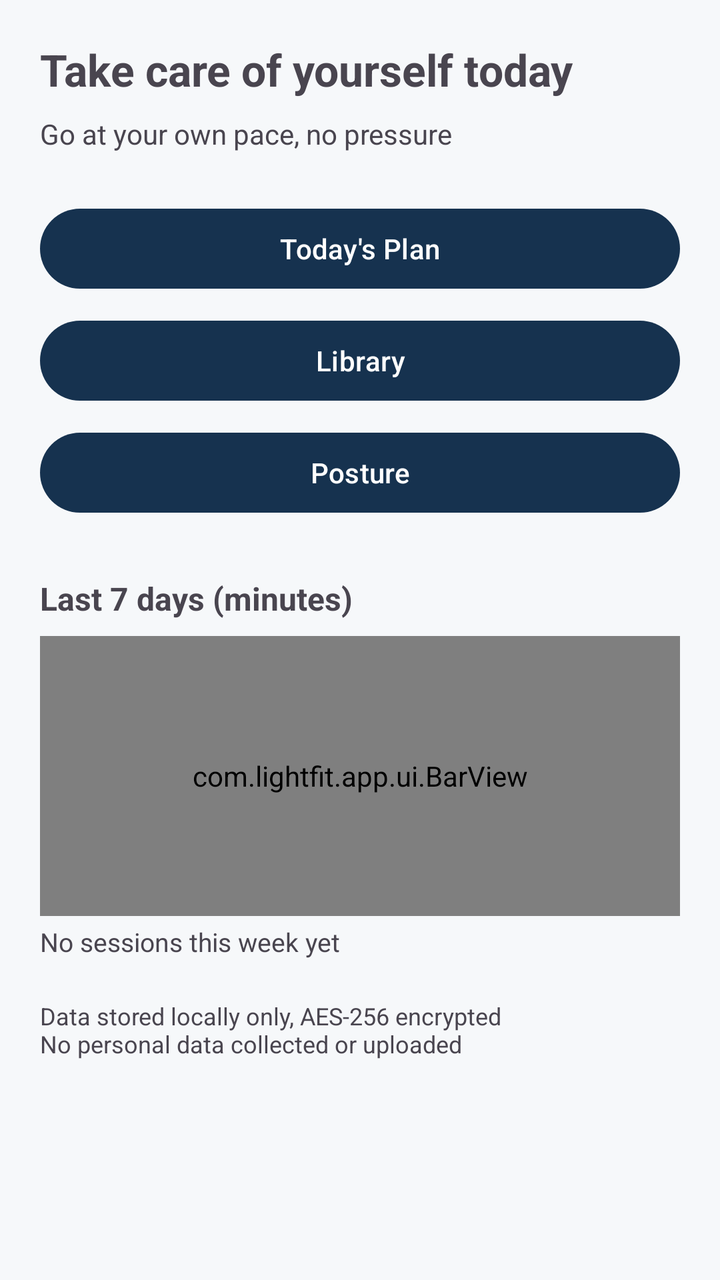
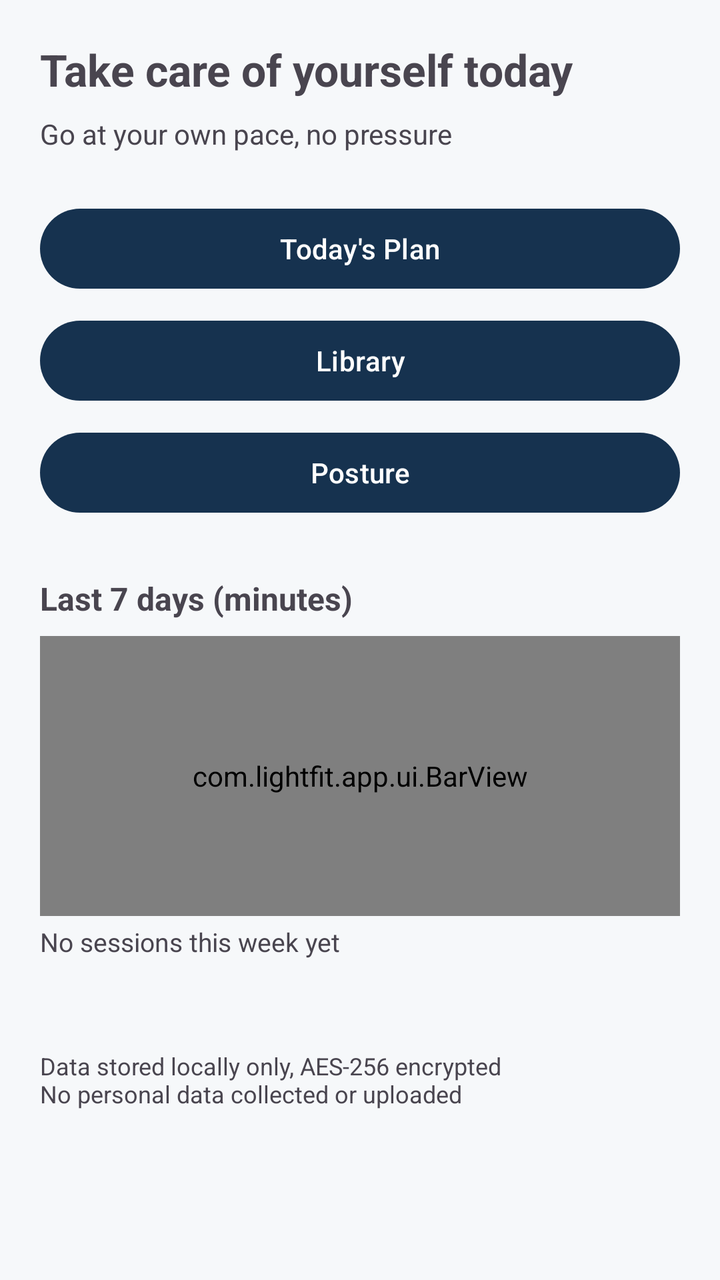

The first picture is an Android layout as it rendered before a commit; the second is the same layout after the commit. The layout source and the unified diff follow.
<!-- AndroidManifest.xml: application theme Theme.LightFit -->
<!-- res/layout/fragment_home.xml -->
<?xml version="1.0" encoding="utf-8"?>
<ScrollView xmlns:android="http://schemas.android.com/apk/res/android"
    android:layout_width="match_parent" android:layout_height="match_parent">
    <LinearLayout android:layout_width="match_parent" android:layout_height="wrap_content"
        android:orientation="vertical" android:padding="20dp">

        <TextView android:id="@+id/home_greeting"
            android:layout_width="wrap_content" android:layout_height="wrap_content"
            android:text="@string/home_subtitle" android:textSize="22sp" android:textStyle="bold" />

        <TextView android:id="@+id/home_plan_state"
            android:layout_width="wrap_content" android:layout_height="wrap_content"
            android:layout_marginTop="8dp" android:text="@string/plan_sub" android:textSize="14sp" />

        <Button android:id="@+id/btn_go_plan" android:layout_width="match_parent"
            android:layout_height="wrap_content" android:layout_marginTop="24dp"
            android:text="@string/today_plan" />

        <Button android:id="@+id/btn_go_library" android:layout_width="match_parent"
            android:layout_height="wrap_content" android:layout_marginTop="8dp"
            android:text="@string/nav_library" />

        <Button android:id="@+id/btn_go_posture" android:layout_width="match_parent"
            android:layout_height="wrap_content" android:layout_marginTop="8dp"
            android:text="@string/nav_posture" />

        <TextView android:layout_width="wrap_content" android:layout_height="wrap_content"
            android:layout_marginTop="28dp" android:text="@string/lf_week_title"
            android:textSize="16sp" android:textStyle="bold" />

        <com.lightfit.app.ui.BarView
            android:id="@+id/week_bar"
            android:layout_width="match_parent" android:layout_height="140dp"
            android:layout_marginTop="8dp" />

        <TextView android:id="@+id/home_week_stats"
            android:layout_width="wrap_content" android:layout_height="wrap_content"
            android:layout_marginTop="4dp" android:text="@string/lf_week_empty"
            android:textSize="13sp" />

        <TextView android:layout_width="wrap_content" android:layout_height="wrap_content"
            android:layout_marginTop="20dp" android:text="@string/auth_privacy" android:textSize="12sp" />
    </LinearLayout>
</ScrollView>
<!-- resources referenced by this layout -->
<resources>
  <string name="auth_privacy">Data stored locally only, AES-256 encrypted\nNo personal data collected or uploaded</string>
  <string name="home_subtitle">Take care of yourself today</string>
  <string name="lf_week_empty">No sessions this week yet</string>
  <string name="lf_week_title">Last 7 days (minutes)</string>
  <string name="nav_library">Library</string>
  <string name="nav_posture">Posture</string>
  <string name="plan_sub">Go at your own pace, no pressure</string>
  <string name="today_plan">Today\'s Plan</string>
  <style name="Theme.LightFit" parent="Theme.Material3.DayNight.NoActionBar">
          <item name="colorPrimary">@color/navy</item>
          <item name="colorSecondary">@color/teal</item>
          <item name="android:statusBarColor">@color/navy</item>
          <item name="android:windowBackground">@color/bg_soft</item>
      </style>
  <color name="navy">#16324F</color>
  <color name="teal">#0E7C7B</color>
  <color name="bg_soft">#F6F8FA</color>
</resources>

<!-- the commit's change to res/layout/fragment_home.xml (unified diff, before → after) -->
@@ -38,6 +38,10 @@
             android:layout_marginTop="4dp" android:text="@string/lf_week_empty"
             android:textSize="13sp" />
 
+        <TextView android:id="@+id/home_streak"
+            android:layout_width="wrap_content" android:layout_height="wrap_content"
+            android:layout_marginTop="6dp" android:textSize="14sp" android:textStyle="bold" />
+
         <TextView android:layout_width="wrap_content" android:layout_height="wrap_content"
             android:layout_marginTop="20dp" android:text="@string/auth_privacy" android:textSize="12sp" />
     </LinearLayout>
